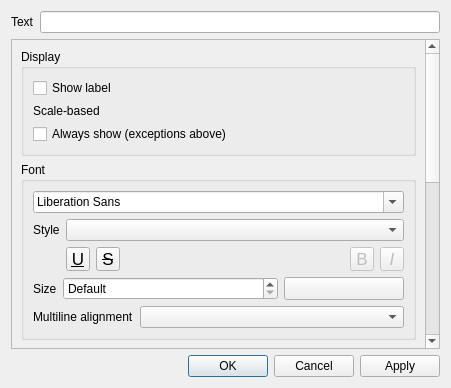
This is src/ui/labeling/qgslabelpropertydialogbase.ui in carsmie/QGIS as Qt 5 draws it before an edit. The edited form follows.
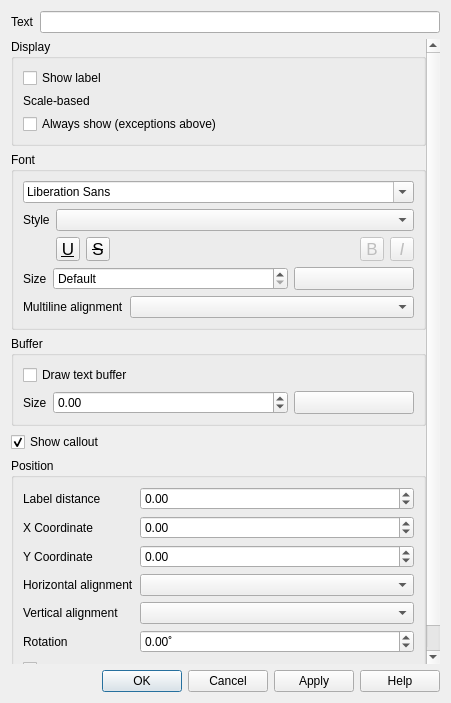
This is the edited form. Custom widgets are drawn as their Qt base class.

Commit message: Remove scrollbar frame stroke and add help button to labels properties dialog

The edit to the form file:
```diff
--- a/src/ui/labeling/qgslabelpropertydialogbase.ui
+++ b/src/ui/labeling/qgslabelpropertydialogbase.ui
@@ -7,7 +7,7 @@
     <x>0</x>
     <y>0</y>
     <width>451</width>
-    <height>388</height>
+    <height>703</height>
    </rect>
   </property>
   <property name="windowTitle">
@@ -30,6 +30,9 @@
    </item>
    <item>
     <widget class="QgsScrollArea" name="scrollArea">
+     <property name="frameShape">
+      <enum>QFrame::NoFrame</enum>
+     </property>
      <property name="widgetResizable">
       <bool>true</bool>
      </property>
@@ -37,12 +40,24 @@
       <property name="geometry">
        <rect>
         <x>0</x>
-        <y>-196</y>
-        <width>417</width>
-        <height>707</height>
+        <y>-108</y>
+        <width>419</width>
+        <height>731</height>
        </rect>
       </property>
       <layout class="QVBoxLayout" name="mLabelPropertiesLayout">
+       <property name="leftMargin">
+        <number>0</number>
+       </property>
+       <property name="topMargin">
+        <number>0</number>
+       </property>
+       <property name="rightMargin">
+        <number>0</number>
+       </property>
+       <property name="bottomMargin">
+        <number>0</number>
+       </property>
        <item>
         <widget class="QgsCollapsibleGroupBox" name="mDisplayGroupBox">
          <property name="title">
@@ -656,7 +671,7 @@
       <enum>Qt::Horizontal</enum>
      </property>
      <property name="standardButtons">
-      <set>QDialogButtonBox::Apply|QDialogButtonBox::Cancel|QDialogButtonBox::Ok</set>
+      <set>QDialogButtonBox::Apply|QDialogButtonBox::Cancel|QDialogButtonBox::Help|QDialogButtonBox::Ok</set>
      </property>
     </widget>
    </item>
```
Left out of the diff: 2 changed lines with no effect on the pictures. The commit also changes 2 other files.
